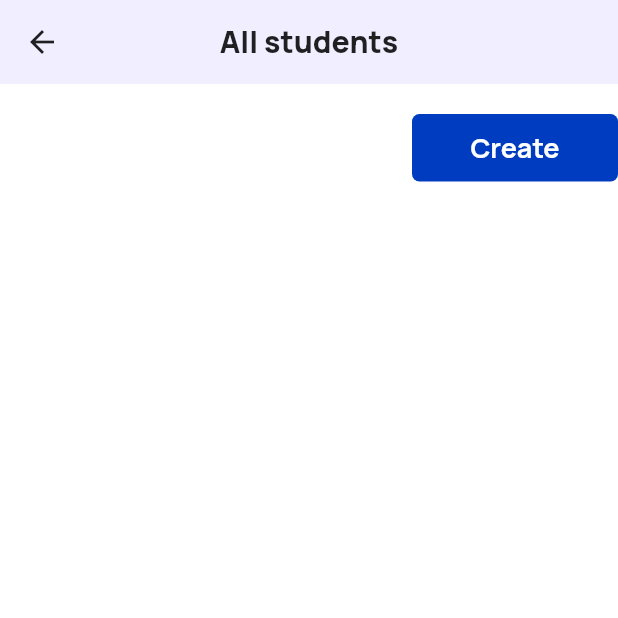
After one commit to TPN-Labs/ProgressPro-Mobile, a Flutter app: the AllStudentsScreen screen opened directly, on a phone screen of 412 x 824 dp, the top half of it. The commit adds this screen. Run offline on Flutter 3.47's test engine with Material 2 defaults, Android fonts, the light colour scheme and no system bars; our stand-ins replace flutter_spinkit, get, get_storage, google_fonts, syncfusion_flutter_datepicker; accounts and stored records are empty; generated files the repository leaves out were written again; network calls fail.

Commit message:
Implemented sync of storage for CRUD API of students

```diff
--- a/lib/controller/user/auth_controller.dart
+++ b/lib/controller/user/auth_controller.dart
@@ -6,6 +6,7 @@ import 'package:get/get.dart';
 import 'package:get_storage/get_storage.dart';
 import 'package:http/http.dart' as http;
 import 'package:progressp/config/constants.dart';
+import 'package:progressp/utils/storage_utils.dart';
 import 'package:progressp/view/auth/signin_screen.dart';
 import 'package:progressp/view/home/home_screen.dart';
 import 'package:progressp/view/welcome_screen.dart';
@@ -26,6 +27,11 @@ class LoginController extends GetxController {
 }
 
 class APIAuthController {
+  String getUsernameFromToken() {
+    final authKey = GetStorage().read('authKey') ?? '';
+    return parseJwt(authKey)['username'];
+  }
+
   void sendLogin(BuildContext context, String user, String password) async {
     final response = await http.post(
       Uri.parse('${Constants.apiEndpoint}/auth/login'),
--- a/lib/l10n/app_en.arb
+++ b/lib/l10n/app_en.arb
@@ -21,7 +21,7 @@
     "signin_button": "Log In",
     "signin_notice": "Don't have any account?",
     "signin_register": "Sign Up",
-    "home_title": "Search for a student",
+    "home_title": "Welcome",
     "home_quick": "Quick access",
     "home_quick_1": "Meetings",
     "home_quick_2": "Sessions",
--- a/lib/l10n/app_ro.arb
+++ b/lib/l10n/app_ro.arb
@@ -21,7 +21,7 @@
     "signin_button": "Autentifica-te",
     "signin_notice": "Nu ai un cont?",
     "signin_register": "Inregistreaza-te",
-    "home_title": "Cauta un student",
+    "home_title": "Salut",
     "home_quick": "Acces rapid",
     "home_quick_1": "Intalniri",
     "home_quick_2": "Sesiuni",
--- /dev/null
+++ b/lib/view/student/all_students_screen.dart
@@ -0,0 +1,151 @@
+import 'package:flutter/material.dart';
+import 'package:flutter_spinkit/flutter_spinkit.dart';
+import 'package:get/get.dart';
+import 'package:progressp/config/constants.dart';
+import 'package:progressp/config/textstyle.dart';
+import 'package:progressp/controller/student/student_controller.dart';
+import 'package:progressp/model/student/student_model.dart';
+import 'package:progressp/view/student/add_student_screen.dart';
+import 'package:progressp/widget/custom_button.dart';
+import 'package:progressp/widget/custom_student_list.dart';
+
+class AllStudentsScreen extends StatefulWidget {
+  const AllStudentsScreen({Key? key}) : super(key: key);
+
+  @override
+  State<AllStudentsScreen> createState() => _AllStudentsScreenState();
+}
+
+class _AllStudentsScreenState extends State<AllStudentsScreen> {
+  final _apiStudentController = APIStudentController();
+
+  late List<StudentModel> _allStudents;
+
+  bool _areStudentsLoaded = false;
+
+  Future<void> refreshStudentList() async {
+    print("dadada");
+    setState(() {
+      _areStudentsLoaded = false;
+    });
+    _apiStudentController.userGetAll();
+    setState(() {
+      _allStudents = _apiStudentController.getAllStudents()..sort((a, b) => a.fullName.compareTo(b.fullName));
+      _areStudentsLoaded = true;
+    });
+  }
+
+  @override
+  void initState() {
+    refreshStudentList();
+    super.initState();
+  }
+
+  @override
+  Widget build(BuildContext context) {
+    return Scaffold(
+      appBar: AppBar(
+        backgroundColor: Theme.of(context).bottomAppBarColor,
+        elevation: 0,
+        leading: InkWell(
+          onTap: () {
+            Navigator.pop(context);
+          },
+          child: Icon(
+            Icons.arrow_back,
+            color: Theme.of(context).textTheme.headline6!.color,
+          ),
+        ),
+        title: Text(
+          'All students',
+          style: Theme.of(context).textTheme.headline6!.copyWith(
+                fontSize: 20,
+                fontWeight: FontWeight.w800,
+              ),
+          textAlign: TextAlign.center,
+        ),
+      ),
+      body: Container(
+        color: Theme.of(context).backgroundColor,
+        child: Column(
+          crossAxisAlignment: CrossAxisAlignment.start,
+          children: [
+            const SizedBox(height: 20),
+            Row(
+              mainAxisAlignment: MainAxisAlignment.end,
+              children: [
+                SizedBox(
+                  width: Get.width / 3,
+                  child: CustomButton(
+                    title: 'Create',
+                    onTap: () {
+                      Get.to(
+                        () => AddStudentScreen(context, refreshStudentList),
+                        transition: Transition.rightToLeft,
+                        duration: const Duration(milliseconds: Constants.transitionDuration),
+                      );
+                    },
+                  ),
+                ),
+              ],
+            ),
+            if (_areStudentsLoaded == true) ...[
+              Expanded(
+                child: RefreshIndicator(
+                  backgroundColor: Theme.of(context).backgroundColor,
+                  onRefresh: refreshStudentList,
+                  child: ListView(
+                    physics: const ClampingScrollPhysics(),
+                    padding: EdgeInsets.zero,
+                    children: [
+                      const SizedBox(height: 10),
+                      for (var i = 0; i < _allStudents.length; i++) ...[
+                        Container(
+                          height: 72,
+                          decoration: BoxDecoration(
+                            color: Theme.of(context).bottomAppBarColor,
+                            border: Border(
+                              top: BorderSide(width: 2, color: HexColor(AppTheme.primaryColorString)),
+                              bottom: BorderSide(width: 2, color: HexColor(AppTheme.primaryColorString)),
+                            ),
+                          ),
+                          child: Column(
+                            mainAxisAlignment: MainAxisAlignment.center,
+                            crossAxisAlignment: CrossAxisAlignment.center,
+                            children: [
+                              InkWell(
+                                onTap: () {},
+                                child: studentList(
+                                  _allStudents[i].fullName,
+                                ),
+                              ),
+                            ],
+                          ),
+                        ),
+                        const SizedBox(height: 10),
+                      ],
+                    ],
+                  ),
+                ),
+              ),
+            ] else ...[
+              SizedBox(
+                height: Get.height - 300,
+                child: Column(
+                  mainAxisAlignment: MainAxisAlignment.center,
+                  crossAxisAlignment: CrossAxisAlignment.center,
+                  children: [
+                    SpinKitWave(
+                      color: Theme.of(context).shadowColor,
+                      size: 50.0,
+                    ),
+                  ],
+                ),
+              ),
+            ],
+          ],
+        ),
+      ),
+    );
+  }
+}
--- a/lib/widget/custom_quick.dart
+++ b/lib/widget/custom_quick.dart
@@ -8,10 +8,10 @@ Widget quickAccessContainer(BuildContext context, String? title, Icon icon, Stri
     decoration: BoxDecoration(
       color: Theme.of(context).bottomAppBarColor,
       borderRadius: BorderRadius.circular(16),
-      boxShadow: [
+      boxShadow: const [
         BoxShadow(
-          color: Theme.of(context).primaryColor,
-          blurRadius: 2,
+          color: Colors.black,
+          blurRadius: 5,
         ),
       ],
     ),
--- a/pubspec.yaml
+++ b/pubspec.yaml
@@ -36,6 +36,7 @@ dependencies:
   # Use with the CupertinoIcons class for iOS style icons.
   cupertino_icons: ^1.0.2
   flutter_svg: ^1.1.3
+  flutter_spinkit: ^5.1.0
   http: ^0.13.5
   get: ^4.6.5
   get_storage: ^2.0.3
```
Also changed, not shown: lib/controller/student/student_controller.dart (+66 -59 lines), lib/utils/storage_utils.dart (+32 -0 lines), lib/view/home/home_screen.dart (+50 -73 lines), lib/view/student/add_student_screen.dart (+23 -85 lines), lib/widget/custom_student_list.dart (added, +50 -0 lines), pubspec.lock.
